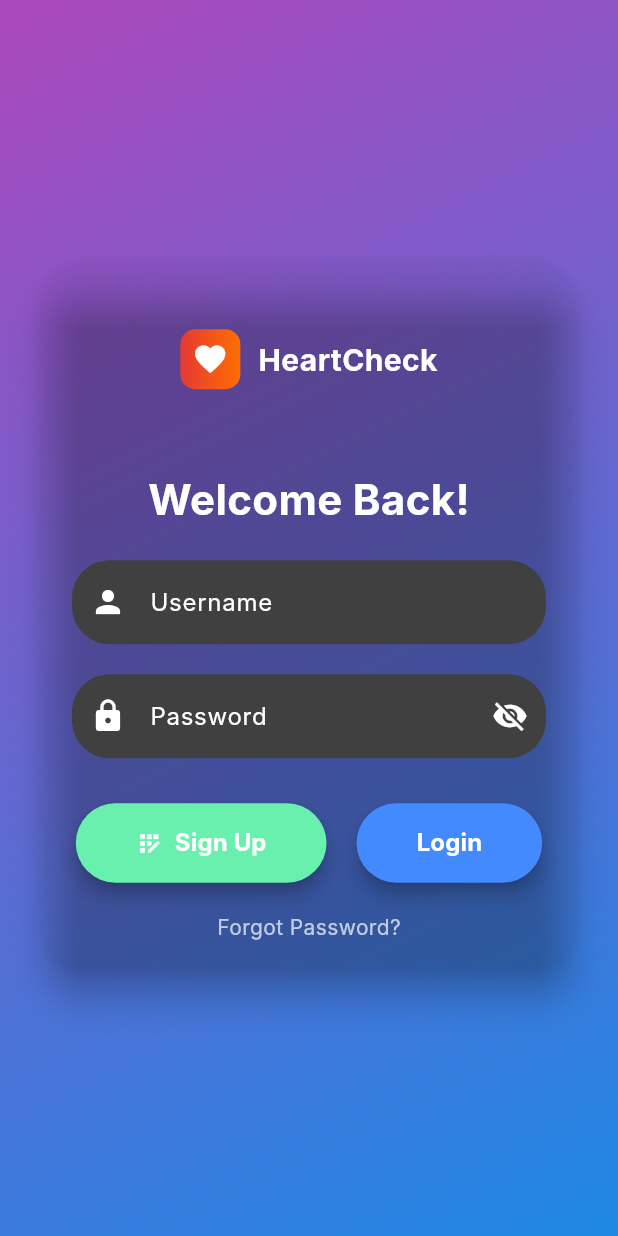
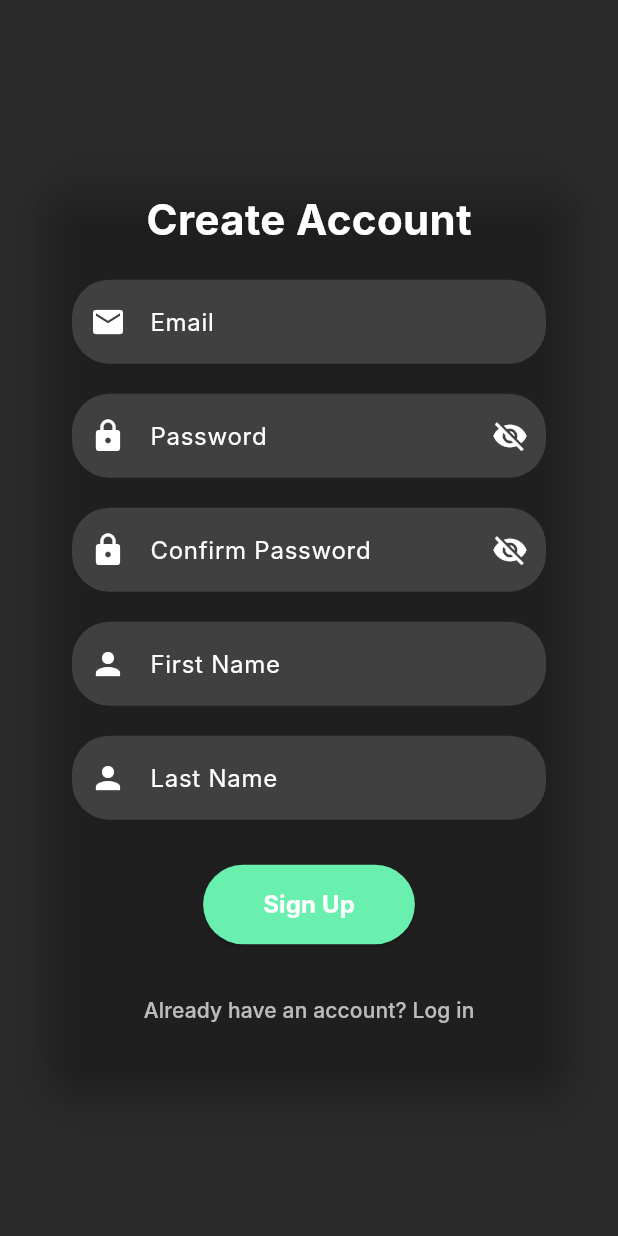
Before and after one commit to joalen/HeartCheck, a Flutter app: the screen it shows after launch, after a tap on "Sign Up", on a phone screen of 412 x 824 dp. Run offline on Flutter 3.47's test engine with Material 3 defaults, Android fonts, the phone set to English and light mode, and no system bars; our stand-ins replace fl_chart, flutter_dotenv, flutter_markdown, image_cropper, image_picker and 4 more; missing offline and left inert: dart:ffi, language_code, version; accounts and stored records are empty; Roboto replaces fonts that are missing (Inter).

Commit message:
Implemented Sign Up screen
- created the frontend interface for the sign up system
- confirmed sign up successful with PostgreSQL populating to the table and Firebase Authentication also populating as well
- backend working and all is good :)

```diff
--- a/application/heartcheck_desktop/lib/actions/dbactions.dart
+++ b/application/heartcheck_desktop/lib/actions/dbactions.dart
@@ -49,3 +49,15 @@ Future<void> uploadAndSaveProfileImage(File file) async {
   final url = await uploadProfilePicture(file);
   await updateProfileImageUrl(url);
 }
+
+Future<void> createUser(String firebaseUid, String email, String firstname, String lastname) async
+{
+  final supabase = Supabase.instance.client;
+  await supabase.from('users').insert({
+    'firebaseuid': firebaseUid,
+    'email': email,
+    'firstname': firstname,
+    'lastname': lastname,
+    'created_at': DateTime.now().toIso8601String(),
+  });
+}
--- a/application/heartcheck_desktop/lib/actions/profilepicture.dart
+++ b/application/heartcheck_desktop/lib/actions/profilepicture.dart
@@ -4,8 +4,8 @@ import 'package:image_cropper/image_cropper.dart';
 import 'dart:io';
 
 Future<XFile?> pickImage() async {
-  final ImagePicker _picker = ImagePicker();
-  final XFile? pickedFile = await _picker.pickImage(source: ImageSource.gallery);
+  final ImagePicker picker = ImagePicker();
+  final XFile? pickedFile = await picker.pickImage(source: ImageSource.gallery);
   return pickedFile;
 }
 
--- a/application/heartcheck_desktop/lib/windows/login.dart
+++ b/application/heartcheck_desktop/lib/windows/login.dart
@@ -2,6 +2,7 @@ import 'package:flutter/material.dart';
 import 'package:flutter_dotenv/flutter_dotenv.dart';
 import 'package:heartcheck_desktop/actions/apiservices.dart';
 import 'package:heartcheck_desktop/main.dart';
+import 'package:heartcheck_desktop/windows/signup.dart';
 
 class CurrentUser {
   String firebaseUid;
@@ -239,7 +240,10 @@ class _LoginScreenState extends State<LoginScreen> {
                             children: [
                               ElevatedButton.icon(
                                 onPressed: () {
-                                  // TODO: Add Firebase Signup functionality
+                                  Navigator.push(
+                                    context,
+                                    MaterialPageRoute(builder: (context) => const SignupScreen()),
+                                  );
                                 },
                                 style: ElevatedButton.styleFrom(
                                   backgroundColor: Colors.greenAccent,
--- /dev/null
+++ b/application/heartcheck_desktop/lib/windows/signup.dart
@@ -0,0 +1,176 @@
+import 'package:flutter/material.dart';
+import 'package:flutter_dotenv/flutter_dotenv.dart';
+import 'package:heartcheck_desktop/actions/apiservices.dart';
+import 'package:heartcheck_desktop/actions/dbactions.dart';
+
+class SignupScreen extends StatefulWidget {
+  const SignupScreen({super.key});
+
+  @override
+  State<SignupScreen> createState() => _SignupScreenState();
+}
+
+class _SignupScreenState extends State<SignupScreen> {
+  final TextEditingController _emailController = TextEditingController();
+  final TextEditingController _passwordController = TextEditingController();
+  final TextEditingController _confirmController = TextEditingController();
+  final TextEditingController _firstNameController = TextEditingController();
+  final TextEditingController _lastNameController = TextEditingController();
+
+  final GlobalKey<FormState> _formKey = GlobalKey<FormState>();
+  late FirebaseRestAuth _auth;
+
+  bool _obscurePassword = true;
+  bool _obscureConfirm = true;
+
+  @override
+  void initState() {
+    super.initState();
+    _auth = FirebaseRestAuth(apiKey: dotenv.env['FIREBASE_API_KEY'] ?? '');
+  }
+
+  void _signup() async {
+    if (_formKey.currentState!.validate()) {
+      try {
+        final jwt = await _auth.signUp(
+          email: _emailController.text,
+          password: _passwordController.text,
+        );
+
+        await createUser(_auth.getUidFromJwt(jwt!), _emailController.text, _firstNameController.text, _lastNameController.text);
+
+        ScaffoldMessenger.of(context).showSnackBar(
+          const SnackBar(content: Text('Account created! Please log in.')),
+        );
+
+        Navigator.pop(context);
+      } catch (e) {
+        ScaffoldMessenger.of(context).showSnackBar(
+          SnackBar(content: Text('Error: $e')),
+        );
+      }
+    }
+  }
+
+  @override
+  Widget build(BuildContext context) {
+    return Scaffold(
+      backgroundColor: const Color(0xFF2A2A2A),
+      body: Center(
+        child: SingleChildScrollView(
+          child: Padding(
+            padding: const EdgeInsets.all(24),
+            child: Card(
+              color: Colors.transparent,
+              elevation: 10,
+              shape: RoundedRectangleBorder(borderRadius: BorderRadius.circular(30)),
+              child: Padding(
+                padding: const EdgeInsets.all(20),
+                child: Form(
+                  key: _formKey,
+                  child: Column(
+                    children: [
+                      const Text(
+                        "Create Account",
+                        style: TextStyle(fontSize: 28, fontWeight: FontWeight.bold, color: Colors.white),
+                      ),
+                      const SizedBox(height: 20),
+
+                      TextFormField(
+                        controller: _emailController,
+                        style: const TextStyle(color: Colors.white),
+                        decoration: _input("Email", Icons.email),
+                        validator: (v) => (v == null || v.isEmpty) ? "Enter email" : null,
+                      ),
+
+                      const SizedBox(height: 20),
+
+                      TextFormField(
+                        controller: _passwordController,
+                        obscureText: _obscurePassword,
+                        style: const TextStyle(color: Colors.white),
+                        decoration: _input("Password", Icons.lock).copyWith(
+                          suffixIcon: IconButton(
+                            icon: Icon(_obscurePassword ? Icons.visibility_off : Icons.visibility, color: Colors.white),
+                            onPressed: () => setState(() => _obscurePassword = !_obscurePassword),
+                          ),
+                        ),
+                        validator: (v) => (v == null || v.length < 6) ? "Min 6 characters" : null,
+                      ),
+
+                      const SizedBox(height: 20),
+
+                      TextFormField(
+                        controller: _confirmController,
+                        obscureText: _obscureConfirm,
+                        style: const TextStyle(color: Colors.white),
+                        decoration: _input("Confirm Password", Icons.lock).copyWith(
+                          suffixIcon: IconButton(
+                            icon: Icon(_obscureConfirm ? Icons.visibility_off : Icons.visibility, color: Colors.white),
+                            onPressed: () => setState(() => _obscureConfirm = !_obscureConfirm),
+                          ),
+                        ),
+                        validator: (v) => v != _passwordController.text ? "Passwords don't match" : null,
+                      ),
+
+                      const SizedBox(height: 20),
+
+                      TextFormField(
+                        controller: _firstNameController,
+                        style: const TextStyle(color: Colors.white),
+                        decoration: _input("First Name", Icons.person),
+                        validator: (v) => (v == null || v.isEmpty) ? "Enter first name" : null,
+                      ),
+
+                      const SizedBox(height: 20),
+
+                      TextFormField(
+                        controller: _lastNameController,
+                        style: const TextStyle(color: Colors.white),
+                        decoration: _input("Last Name", Icons.person),
+                        validator: (v) => (v == null || v.isEmpty) ? "Enter last name" : null,
+                      ),
+
+                      const SizedBox(height: 30),
+
+                      ElevatedButton(
+                        onPressed: _signup,
+                        style: ElevatedButton.styleFrom(
+                          backgroundColor: Colors.greenAccent,
+                          padding: const EdgeInsets.symmetric(horizontal: 40, vertical: 15),
+                          shape: RoundedRectangleBorder(borderRadius: BorderRadius.circular(30)),
+                        ),
+                        child: const Text(
+                          "Sign Up",
+                          style: TextStyle(color: Colors.white, fontSize: 16, fontWeight: FontWeight.bold),
+                        ),
+                      ),
+
+                      const SizedBox(height: 20),
+
+                      TextButton(
+                        onPressed: () => Navigator.pop(context),
+                        child: const Text("Already have an account? Log in", style: TextStyle(color: Colors.white70)),
+                      )
+                    ],
+                  ),
+                ),
+              ),
+            ),
+          ),
+        ),
+      ),
+    );
+  }
+
+  InputDecoration _input(String label, IconData icon) {
+    return InputDecoration(
+      labelText: label,
+      labelStyle: const TextStyle(color: Colors.white),
+      filled: true,
+      fillColor: const Color(0xFF404040),
+      prefixIcon: Icon(icon, color: Colors.white),
+      border: OutlineInputBorder(borderRadius: BorderRadius.circular(25), borderSide: BorderSide.none),
+    );
+  }
+}
```
